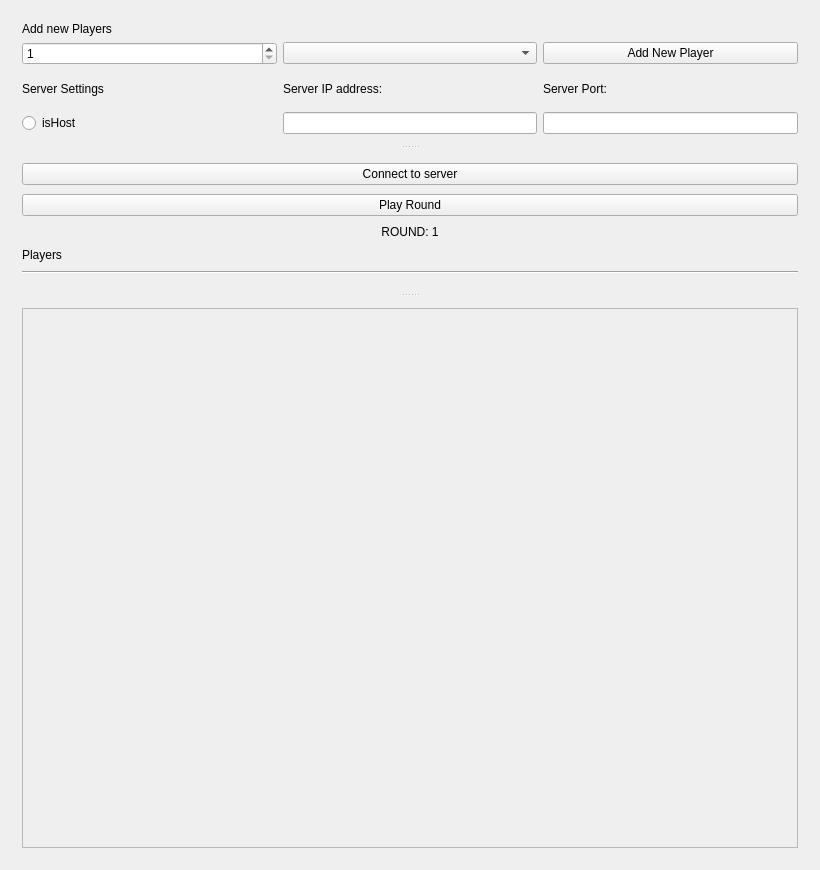
This is src/mainwindow.ui in nikpan1/qt-smallboy as Qt 5 draws it before an edit. The edited form follows.
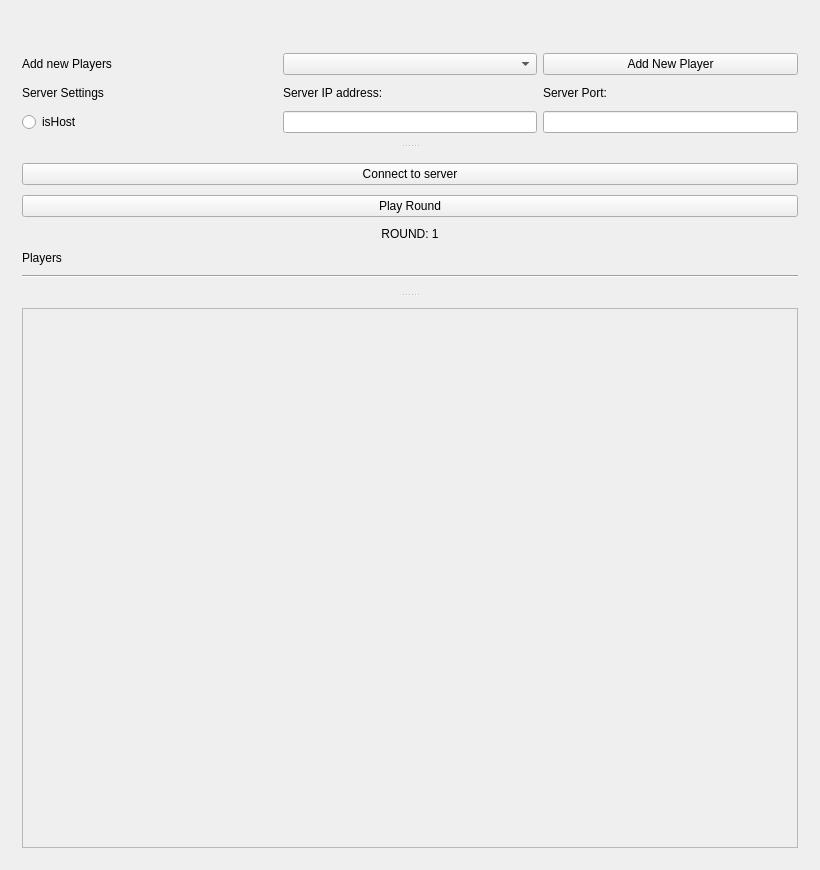
This is the edited form.

The edit to the form file:
```diff
--- a/src/mainwindow.ui
+++ b/src/mainwindow.ui
@@ -32,13 +32,6 @@
           </property>
          </widget>
         </item>
-        <item row="1" column="0">
-         <widget class="QSpinBox" name="PlayerAmountW">
-          <property name="minimum">
-           <number>1</number>
-          </property>
-         </widget>
-        </item>
         <item row="1" column="1">
          <widget class="QComboBox" name="PlayerTypeW"/>
         </item>
@@ -49,25 +42,6 @@
           </property>
          </widget>
         </item>
-        <item row="0" column="0">
-         <widget class="QLabel" name="label">
-          <property name="sizePolicy">
-           <sizepolicy hsizetype="Minimum" vsizetype="Fixed">
-            <horstretch>0</horstretch>
-            <verstretch>0</verstretch>
-           </sizepolicy>
-          </property>
-          <property name="lineWidth">
-           <number>1</number>
-          </property>
-          <property name="text">
-           <string>Add new Players</string>
-          </property>
-          <property name="textFormat">
-           <enum>Qt::PlainText</enum>
-          </property>
-         </widget>
-        </item>
         <item row="1" column="2">
          <widget class="QPushButton" name="AddNewPlayerW">
           <property name="text">
@@ -129,6 +103,25 @@
           </property>
          </widget>
         </item>
+        <item row="1" column="0">
+         <widget class="QLabel" name="label">
+          <property name="sizePolicy">
+           <sizepolicy hsizetype="Minimum" vsizetype="Fixed">
+            <horstretch>0</horstretch>
+            <verstretch>0</verstretch>
+           </sizepolicy>
+          </property>
+          <property name="lineWidth">
+           <number>1</number>
+          </property>
+          <property name="text">
+           <string>Add new Players</string>
+          </property>
+          <property name="textFormat">
+           <enum>Qt::PlainText</enum>
+          </property>
+         </widget>
+        </item>
        </layout>
       </widget>
       <widget class="QWidget" name="gridLayoutWidget_2">
```
